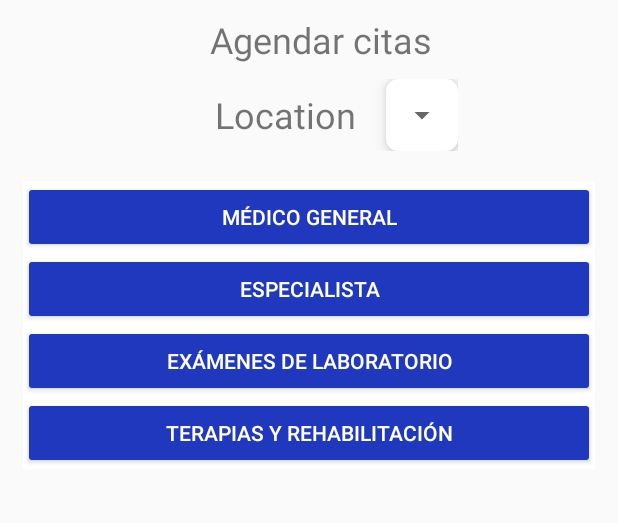
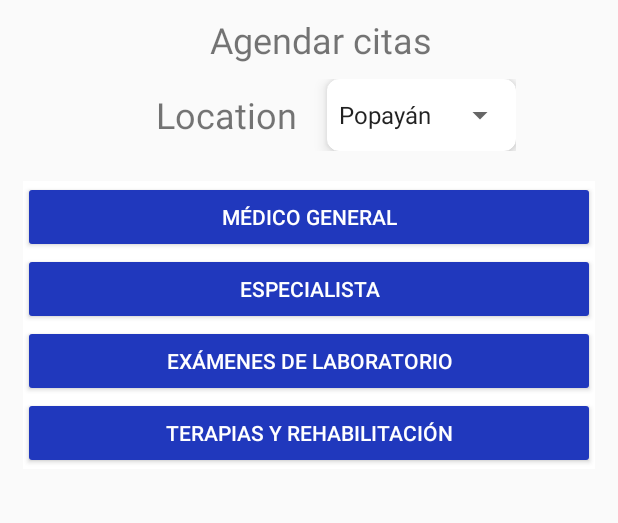
Before and after one commit to afcoral124/CitasMedUnicauca, an Android app: the screen it shows after launch (MainActivity), on a phone screen of 412 x 824 dp, the part 143-666 px from its top. Run offline under Robolectric (Android 15) with nearby library versions, the phone set to English and light mode, and no system bars.

```diff
--- a/app/src/main/java/com/unicauca/aplimovil/MainActivity.java
+++ b/app/src/main/java/com/unicauca/aplimovil/MainActivity.java
@@ -4,13 +4,20 @@ import androidx.activity.OnBackPressedCallback;
 import androidx.appcompat.app.AppCompatActivity;
 import androidx.fragment.app.FragmentTransaction;
 
+import android.util.Log;
+import android.widget.AdapterView;
+import android.widget.ArrayAdapter;
+import android.widget.Spinner;
+import android.widget.Toast;
+
 import android.os.Bundle;
 import android.view.View;
 
-public class MainActivity extends AppCompatActivity {
+public class MainActivity extends AppCompatActivity implements AdapterView.OnItemSelectedListener {
 
     FragmentCategorias fragCategorias;
     FragmentProfesionales fragProfesionales;
+
     int opcion=0;
 
     @Override
@@ -22,7 +29,15 @@ public class MainActivity extends AppCompatActivity {
 
         getSupportFragmentManager().beginTransaction().add(R.id.contenedorFragmentos, fragCategorias).commit();
 
-
+        Spinner spinner = (Spinner) findViewById(R.id.spinner);
+        // Create an ArrayAdapter using the string array and a default spinner layout
+        ArrayAdapter<CharSequence> adapter = ArrayAdapter.createFromResource(this,
+                R.array.ciudades, android.R.layout.simple_spinner_item);
+        // Specify the layout to use when the list of choices appears
+        adapter.setDropDownViewResource(android.R.layout.simple_spinner_dropdown_item);
+        // Apply the adapter to the spinner
+        spinner.setAdapter(adapter);
+        spinner.setOnItemSelectedListener(this);
     }
 
     public void onClick(View view) {
@@ -46,4 +61,15 @@ public class MainActivity extends AppCompatActivity {
         }transaction.commit();
     }
 
+    @Override
+    public void onItemSelected(AdapterView<?> parent, View view, int pos, long id) {
+        // An item was selected. You can retrieve the selected item using
+        //System.out.println(parent.getItemAtPosition(pos));
+        Log.d("Total", String.valueOf(parent.getItemAtPosition(pos)));
+    }
+
+    @Override
+    public void onNothingSelected(AdapterView<?> adapterView) {
+
+    }
 }
--- a/app/src/main/res/layout/activity_main.xml
+++ b/app/src/main/res/layout/activity_main.xml
@@ -8,11 +8,14 @@
     tools:context=".MainActivity">
 
     <LinearLayout
-        android:layout_width="match_parent"
+        android:id="@+id/linearLayout"
+        android:layout_width="0dp"
         android:layout_height="wrap_content"
         android:orientation="vertical"
+        app:layout_constraintEnd_toEndOf="parent"
+        app:layout_constraintStart_toStartOf="parent"
+        app:layout_constraintTop_toTopOf="parent"
         tools:ignore="MissingConstraints">
-
 
 
         <androidx.gridlayout.widget.GridLayout
@@ -35,16 +38,15 @@
                 android:layout_height="45dp">
 
 
-
                 <androidx.cardview.widget.CardView
                     android:id="@+id/cardAtras"
                     android:layout_width="wrap_content"
                     android:layout_height="28dp"
+                    android:layout_centerVertical="true"
                     android:layout_marginLeft="16dp"
                     android:layout_marginTop="5dp"
                     android:layout_marginRight="16dp"
                     android:layout_marginBottom="10dp"
-                android:layout_centerVertical="true"
                     android:clickable="false"
                     android:clipChildren="false"
                     android:foreground="?selectableItemBackground"
@@ -109,9 +111,8 @@
             <LinearLayout
                 android:layout_width="wrap_content"
                 android:layout_height="wrap_content"
-            app:layout_gravity="center_horizontal"
                 android:paddingVertical="10dp"
-            >
+                app:layout_gravity="center_horizontal">
 
                 <TextView
                     android:id="@+id/textView10"
@@ -132,18 +133,17 @@
             <LinearLayout
                 android:layout_width="wrap_content"
                 android:layout_height="wrap_content"
-            app:layout_gravity="center_horizontal"
-            >
+                app:layout_gravity="center_horizontal">
 
                 <TextView
                     android:id="@+id/textView8"
                     android:layout_width="wrap_content"
                     android:layout_height="wrap_content"
-                android:paddingHorizontal="20dp"
                     android:layout_centerInParent="true"
                     android:layout_gravity="center_vertical"
                     android:layout_marginStart="16dp"
                     android:fontFamily="sans-serif"
+                    android:paddingHorizontal="20dp"
                     android:text="Location"
                     android:textSize="24sp"
                     app:layout_constraintBottom_toBottomOf="parent"
@@ -169,7 +169,8 @@
                         android:id="@+id/spinner"
                         android:layout_width="match_parent"
                         android:layout_height="48dp"
-                    android:layout_weight="1" />
+                        android:layout_weight="1"
+                        android:spinnerMode="dropdown" />
                 </androidx.cardview.widget.CardView>
             </LinearLayout>
 
--- a/app/src/main/res/values/strings.xml
+++ b/app/src/main/res/values/strings.xml
@@ -5,5 +5,12 @@
     <string name="contactostxt">Contacts</string>
     <string name="infotxt">Information</string>
     <!-- TODO: Remove or change this placeholder text -->
+    <string-array name="ciudades">
+        <item>Popayán</item>
+        <item>Cali</item>
+        <item>Jamundí</item>
+        <item>Medellín</item>
+        <item>Bogotá</item>
+    </string-array>
     <string name="hello_blank_fragment">Hello blank fragment</string>
 </resources>
```
Lines whose indentation alone changed are shown as unchanged.
